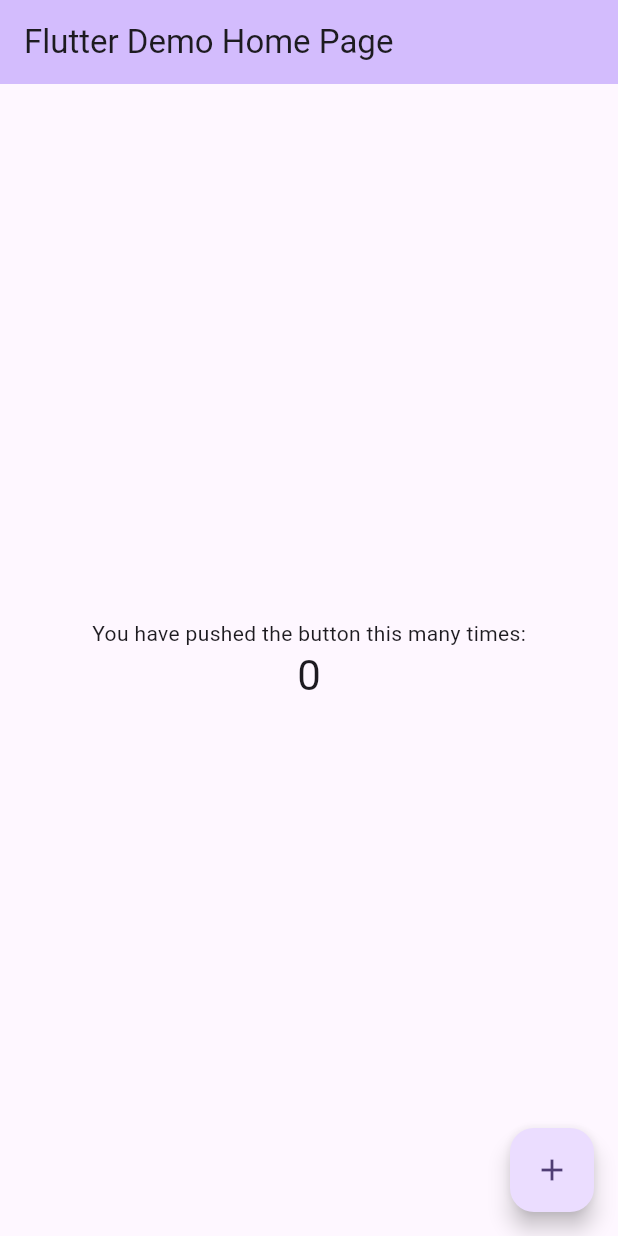
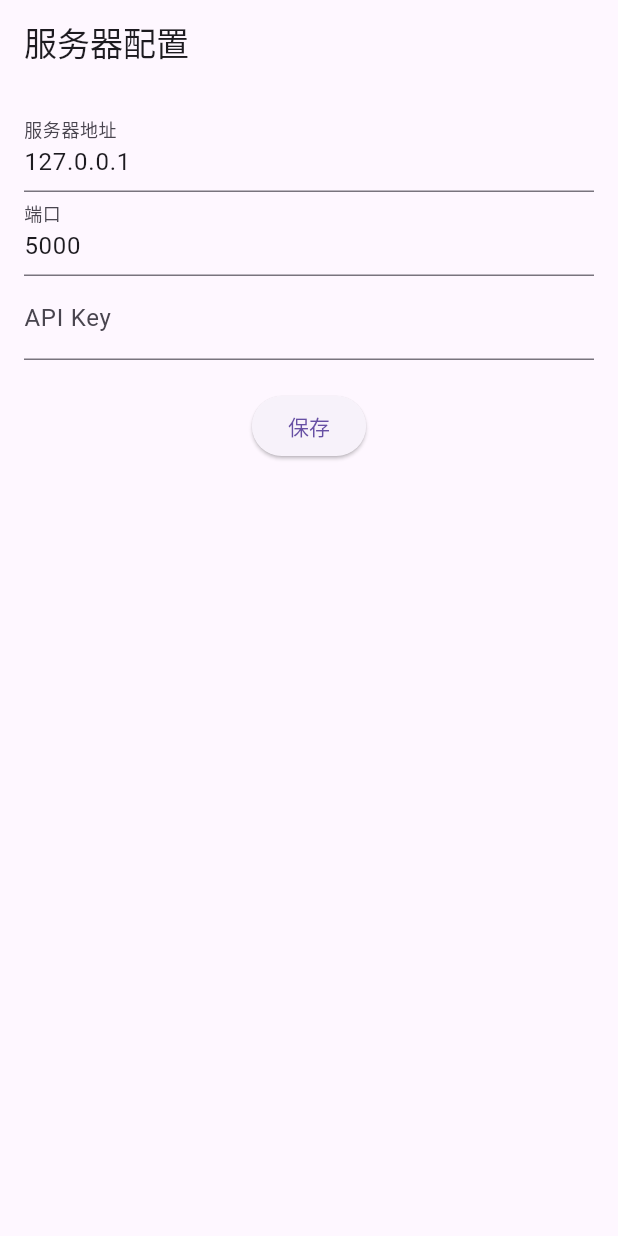
Before and after one commit to RuibinNingh/moments, a Flutter app: the screen it shows after launch, on a phone screen of 412 x 824 dp. Run offline on Flutter 3.47's test engine with Material 3 defaults, Android fonts, the phone set to English and light mode, and no system bars; our stand-ins replace flutter_markdown, shared_preferences.

Commit message:
客户端总体框架

```diff
--- /dev/null
+++ b/flutter_moments/lib/api_client.dart
@@ -0,0 +1,54 @@
+import 'dart:convert';
+import 'package:http/http.dart' as http;
+import 'models/post.dart';
+import 'models/status.dart';
+import 'package:shared_preferences/shared_preferences.dart';
+
+class ApiClient {
+  String _baseUrl = '';
+  String _apiKey = '';
+
+  ApiClient();
+
+  Future<void> loadConfig() async {
+    final prefs = await SharedPreferences.getInstance();
+    final host = prefs.getString('host') ?? '127.0.0.1';
+    final port = prefs.getString('port') ?? '5000';
+    _apiKey = prefs.getString('apiKey') ?? '';
+    _baseUrl = 'http://$host:$port';
+  }
+
+  Future<List<Post>> fetchPosts() async {
+    await loadConfig();
+    final resp = await http.get(Uri.parse('$_baseUrl/api/posts'), headers: {'X-API-KEY': _apiKey});
+    if (resp.statusCode == 200) {
+      final data = jsonDecode(resp.body);
+      return (data['posts'] as List).map((e) => Post(
+        filename: e['filename'],
+        html: e['html'],
+        meta: e['meta'],
+      )).toList();
+    } else {
+      throw Exception('请求失败');
+    }
+  }
+
+  Future<void> sendPost(String content, List<String> tags, String time) async {
+    await loadConfig();
+    final body = jsonEncode({'content': content, 'tags': tags, 'time': time});
+    final resp = await http.post(Uri.parse('$_baseUrl/api/post/new'),
+        headers: {'Content-Type': 'application/json', 'X-API-KEY': _apiKey}, body: body);
+    if (resp.statusCode != 200) throw Exception('发送失败');
+  }
+
+  Future<Status> fetchCurrentStatus() async {
+    await loadConfig();
+    final resp = await http.get(Uri.parse('$_baseUrl/api/status/current'), headers: {'X-API-KEY': _apiKey});
+    if (resp.statusCode == 200) {
+      final e = jsonDecode(resp.body);
+      return Status(filename: e['filename'], html: e['html'], meta: e['meta']);
+    } else {
+      throw Exception('请求失败');
+    }
+  }
+}
--- a/flutter_moments/lib/main.dart
+++ b/flutter_moments/lib/main.dart
@@ -1,121 +1,33 @@
 import 'package:flutter/material.dart';
+import 'api_client.dart';
+import 'pages/post_list_page.dart';
+import 'pages/config_page.dart';
+import 'package:shared_preferences/shared_preferences.dart';
 
 void main() {
-  runApp(const MyApp());
+  runApp(MyApp());
 }
 
 class MyApp extends StatelessWidget {
-  const MyApp({super.key});
+  final ApiClient api = ApiClient();
 
-  // This widget is the root of your application.
-  @override
-  Widget build(BuildContext context) {
-    return MaterialApp(
-      title: 'Flutter Demo',
-      theme: ThemeData(
-        // This is the theme of your application.
-        //
-        // TRY THIS: Try running your application with "flutter run". You'll see
-        // the application has a purple toolbar. Then, without quitting the app,
-        // try changing the seedColor in the colorScheme below to Colors.green
-        // and then invoke "hot reload" (save your changes or press the "hot
-        // reload" button in a Flutter-supported IDE, or press "r" if you used
-        // the command line to start the app).
-        //
-        // Notice that the counter didn't reset back to zero; the application
-        // state is not lost during the reload. To reset the state, use hot
-        // restart instead.
-        //
-        // This works for code too, not just values: Most code changes can be
-        // tested with just a hot reload.
-        colorScheme: .fromSeed(seedColor: Colors.deepPurple),
-      ),
-      home: const MyHomePage(title: 'Flutter Demo Home Page'),
-    );
-  }
-}
-
-class MyHomePage extends StatefulWidget {
-  const MyHomePage({super.key, required this.title});
-
-  // This widget is the home page of your application. It is stateful, meaning
-  // that it has a State object (defined below) that contains fields that affect
-  // how it looks.
-
-  // This class is the configuration for the state. It holds the values (in this
-  // case the title) provided by the parent (in this case the App widget) and
-  // used by the build method of the State. Fields in a Widget subclass are
-  // always marked "final".
-
-  final String title;
-
-  @override
-  State<MyHomePage> createState() => _MyHomePageState();
-}
-
-class _MyHomePageState extends State<MyHomePage> {
-  int _counter = 0;
-
-  void _incrementCounter() {
-    setState(() {
-      // This call to setState tells the Flutter framework that something has
-      // changed in this State, which causes it to rerun the build method below
-      // so that the display can reflect the updated values. If we changed
-      // _counter without calling setState(), then the build method would not be
-      // called again, and so nothing would appear to happen.
-      _counter++;
-    });
+  Future<bool> _hasConfig() async {
+    final prefs = await SharedPreferences.getInstance();
+    return prefs.containsKey('host') && prefs.containsKey('port') && prefs.containsKey('apiKey');
   }
 
   @override
   Widget build(BuildContext context) {
-    // This method is rerun every time setState is called, for instance as done
-    // by the _incrementCounter method above.
-    //
-    // The Flutter framework has been optimized to make rerunning build methods
-    // fast, so that you can just rebuild anything that needs updating rather
-    // than having to individually change instances of widgets.
-    return Scaffold(
-      appBar: AppBar(
-        // TRY THIS: Try changing the color here to a specific color (to
-        // Colors.amber, perhaps?) and trigger a hot reload to see the AppBar
-        // change color while the other colors stay the same.
-        backgroundColor: Theme.of(context).colorScheme.inversePrimary,
-        // Here we take the value from the MyHomePage object that was created by
-        // the App.build method, and use it to set our appbar title.
-        title: Text(widget.title),
-      ),
-      body: Center(
-        // Center is a layout widget. It takes a single child and positions it
-        // in the middle of the parent.
-        child: Column(
-          // Column is also a layout widget. It takes a list of children and
-          // arranges them vertically. By default, it sizes itself to fit its
-          // children horizontally, and tries to be as tall as its parent.
-          //
-          // Column has various properties to control how it sizes itself and
-          // how it positions its children. Here we use mainAxisAlignment to
-          // center the children vertically; the main axis here is the vertical
-          // axis because Columns are vertical (the cross axis would be
-          // horizontal).
-          //
-          // TRY THIS: Invoke "debug painting" (choose the "Toggle Debug Paint"
-          // action in the IDE, or press "p" in the console), to see the
-          // wireframe for each widget.
-          mainAxisAlignment: .center,
-          children: [
-            const Text('You have pushed the button this many times:'),
-            Text(
-              '$_counter',
-              style: Theme.of(context).textTheme.headlineMedium,
-            ),
-          ],
-        ),
-      ),
-      floatingActionButton: FloatingActionButton(
-        onPressed: _incrementCounter,
-        tooltip: 'Increment',
-        child: const Icon(Icons.add),
+    return MaterialApp(
+      title: '瞬间客户端',
+      theme: ThemeData(primarySwatch: Colors.blue),
+      home: FutureBuilder<bool>(
+        future: _hasConfig(),
+        builder: (context, snapshot) {
+          if (!snapshot.hasData) return CircularProgressIndicator();
+          if (snapshot.data == false) return ConfigPage();
+          return PostListPage(api);
+        },
       ),
     );
   }
--- /dev/null
+++ b/flutter_moments/lib/models/post.dart
@@ -0,0 +1,7 @@
+class Post {
+  final String filename;
+  final String html;
+  final Map meta;
+
+  Post({required this.filename, required this.html, required this.meta});
+}
--- /dev/null
+++ b/flutter_moments/lib/models/status.dart
@@ -0,0 +1,7 @@
+class Status {
+  final String filename;
+  final String html;
+  final Map meta;
+
+  Status({required this.filename, required this.html, required this.meta});
+}
--- /dev/null
+++ b/flutter_moments/lib/pages/config_page.dart
@@ -0,0 +1,66 @@
+import 'package:flutter/material.dart';
+import 'package:shared_preferences/shared_preferences.dart';
+
+class ConfigPage extends StatefulWidget {
+  @override
+  _ConfigPageState createState() => _ConfigPageState();
+}
+
+class _ConfigPageState extends State<ConfigPage> {
+  final _hostController = TextEditingController();
+  final _portController = TextEditingController();
+  final _apiKeyController = TextEditingController();
+
+  @override
+  void initState() {
+    super.initState();
+    _loadConfig();
+  }
+
+  void _loadConfig() async {
+    final prefs = await SharedPreferences.getInstance();
+    _hostController.text = prefs.getString('host') ?? '127.0.0.1';
+    _portController.text = prefs.getString('port') ?? '5000';
+    _apiKeyController.text = prefs.getString('apiKey') ?? '';
+  }
+
+  void _saveConfig() async {
+    final prefs = await SharedPreferences.getInstance();
+    await prefs.setString('host', _hostController.text);
+    await prefs.setString('port', _portController.text);
+    await prefs.setString('apiKey', _apiKeyController.text);
+    Navigator.pop(context, true);
+  }
+
+  @override
+  Widget build(BuildContext context) {
+    return Scaffold(
+      appBar: AppBar(title: Text('服务器配置')),
+      body: Padding(
+        padding: EdgeInsets.all(16),
+        child: Column(
+          children: [
+            TextField(
+              controller: _hostController,
+              decoration: InputDecoration(labelText: '服务器地址'),
+            ),
+            TextField(
+              controller: _portController,
+              decoration: InputDecoration(labelText: '端口'),
+              keyboardType: TextInputType.number,
+            ),
+            TextField(
+              controller: _apiKeyController,
+              decoration: InputDecoration(labelText: 'API Key'),
+            ),
+            SizedBox(height: 20),
+            ElevatedButton(
+              onPressed: _saveConfig,
+              child: Text('保存'),
+            )
+          ],
+        ),
+      ),
+    );
+  }
+}
--- a/flutter_moments/pubspec.yaml
+++ b/flutter_moments/pubspec.yaml
@@ -30,7 +30,11 @@ environment:
 dependencies:
   flutter:
     sdk: flutter
-
+  http: ^1.1.0                # 网络请求
+  flutter_markdown: ^0.7.0    # Markdown 渲染
+  flutter_html: ^3.0.0        # HTML 渲染（可选）
+  image_picker: 1.2.1        # 图片选择（上传用，可选）
+  shared_preferences: ^2.1.1
   # The following adds the Cupertino Icons font to your application.
   # Use with the CupertinoIcons class for iOS style icons.
   cupertino_icons: ^1.0.8
```
Also changed, not shown: flutter_moments/lib/pages/post_detail_page.dart (added, +19 -0 lines), flutter_moments/lib/pages/post_list_page.dart (added, +62 -0 lines), flutter_moments/lib/pages/send_post_page.dart (added, +47 -0 lines), flutter_moments/lib/pages/status_page.dart (added, +40 -0 lines), flutter_moments/pubspec.lock, 6 other files.
